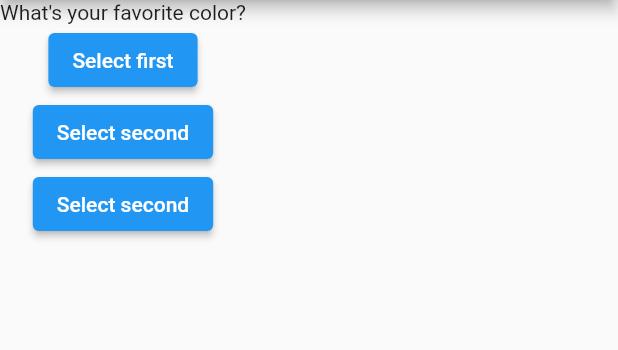
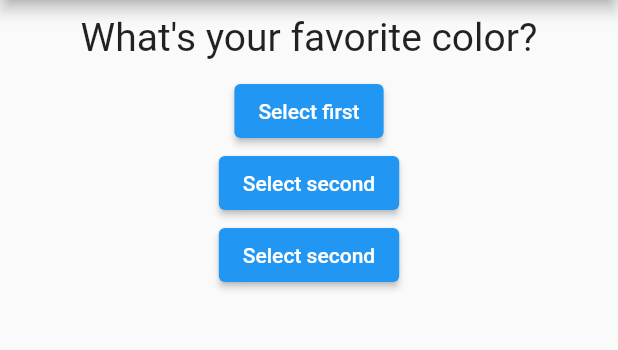
Before and after one commit to IuriPires/questions-app-flutter, a Flutter app: the screen it shows after launch, on a phone screen of 412 x 824 dp, the part 84-434 px from its top. Run offline on Flutter 3.47's test engine with Material 2 defaults, Android fonts, the phone set to English and light mode, and no system bars.

Commit message:
Styling a bit the Question widget

```diff
--- a/lib/main.dart
+++ b/lib/main.dart
@@ -1,4 +1,5 @@
 import 'package:flutter/material.dart';
+import './question.dart';
 
 main() => runApp(QuestionApp());
 
@@ -26,7 +27,7 @@ class _QuestionAppState extends State<QuestionApp> {
         ),
         body: Column(
           children: [
-            Text(questions[_currentQuestion]),
+            Question(questions[_currentQuestion]),
             ElevatedButton(
                 child: Text('Select first'),
                 onPressed: () => _handleQuestionSelection(0)),
--- /dev/null
+++ b/lib/question.dart
@@ -0,0 +1,20 @@
+import 'package:flutter/material.dart';
+
+class Question extends StatelessWidget {
+  final String questionText;
+
+  Question(this.questionText);
+
+  @override
+  Widget build(BuildContext context) {
+    return Container(
+      width: double.infinity,
+      margin: const EdgeInsets.all(10),
+      child: Text(
+        questionText,
+        style: const TextStyle(fontSize: 26),
+        textAlign: TextAlign.center,
+      ),
+    );
+  }
+}
```
